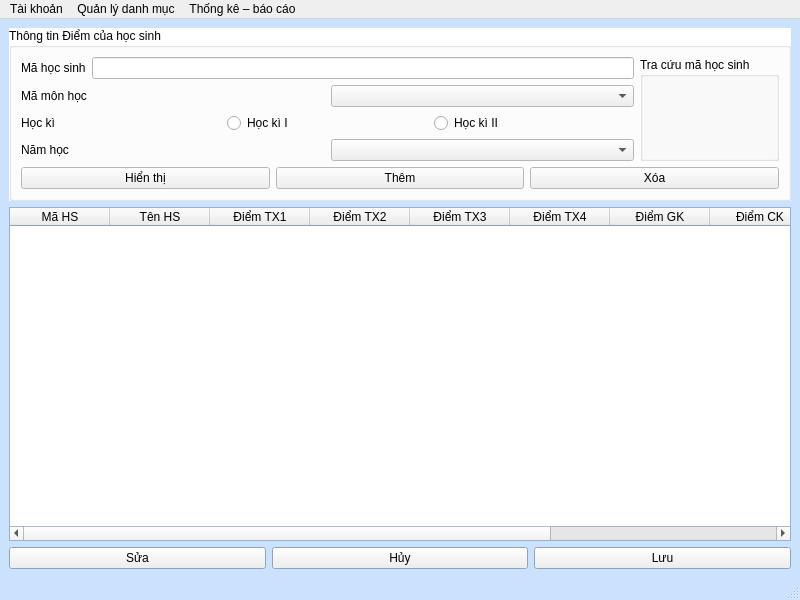
Above: HongGrader/quanlydiem.ui from vumari/HongGrader before the change. Below: the same form after it.
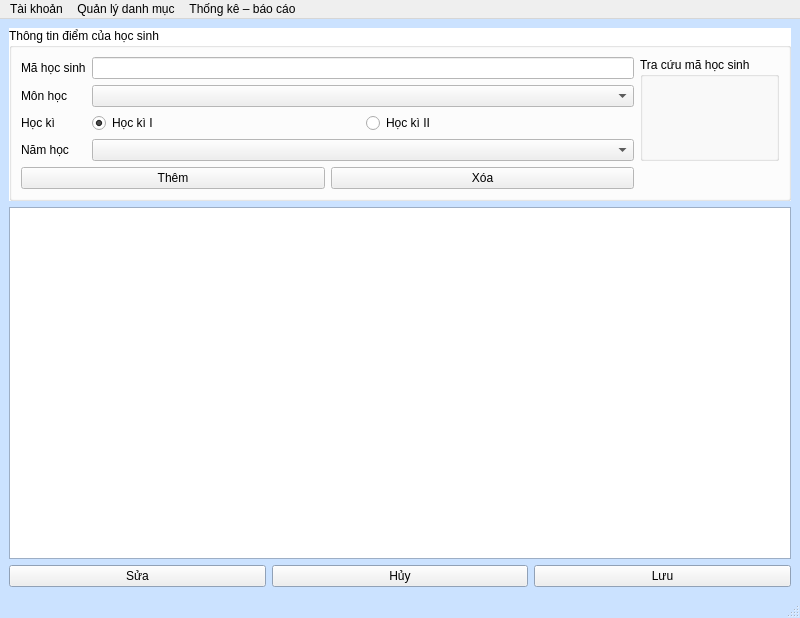
That is the form after the change. Custom widgets are drawn as their Qt base class.

```diff
--- a/HongGrader/quanlydiem.ui
+++ b/HongGrader/quanlydiem.ui
@@ -7,7 +7,7 @@
     <x>0</x>
     <y>0</y>
     <width>800</width>
-    <height>600</height>
+    <height>618</height>
    </rect>
   </property>
   <property name="palette">
@@ -113,76 +113,67 @@
        <bool>true</bool>
       </property>
       <property name="title">
-       <string>Thông tin Điểm của học sinh</string>
+       <string>Thông tin điểm của học sinh</string>
       </property>
-      <layout class="QGridLayout" name="gridLayout_2">
-       <item row="4" column="0" colspan="2">
-        <layout class="QHBoxLayout" name="horizontalLayout_7">
-         <item>
-          <widget class="QPushButton" name="BThienthi">
+      <layout class="QGridLayout" name="gridLayout">
+       <item row="0" column="0">
+        <layout class="QFormLayout" name="formLayout">
+         <item row="0" column="0">
+          <widget class="QLabel" name="label">
            <property name="text">
-            <string>Hiển thị</string>
+            <string>Mã học sinh</string>
            </property>
-          </widget>
-         </item>
-         <item>
-          <widget class="QPushButton" name="BTthem">
-           <property name="text">
-            <string>Thêm</string>
+           <property name="buddy">
+            <cstring>LEmaHS</cstring>
            </property>
           </widget>
          </item>
-         <item>
-          <widget class="QPushButton" name="Btxoa">
-           <property name="text">
-            <string>Xóa</string>
+         <item row="0" column="1">
+          <widget class="QLineEdit" name="LEmaHS">
+           <property name="autoFillBackground">
+            <bool>false</bool>
            </property>
-          </widget>
-         </item>
-        </layout>
-       </item>
-       <item row="3" column="0">
-        <layout class="QHBoxLayout" name="horizontalLayout_12">
-         <item>
-          <widget class="QLabel" name="label_4">
-           <property name="text">
-            <string>Năm học</string>
+           <property name="styleSheet">
+            <string notr="true"/>
            </property>
+           <property name="maxLength">
+            <number>16</number>
+           </property>
           </widget>
-         </item>
-         <item>
-          <widget class="QComboBox" name="CBnamhoc"/>
-         </item>
-        </layout>
        </item>
        <item row="1" column="0">
-        <layout class="QHBoxLayout" name="horizontalLayout_10">
-         <item>
           <widget class="QLabel" name="label_2">
            <property name="text">
-            <string>Mã môn học</string>
+            <string>Môn học</string>
+           </property>
+           <property name="buddy">
+            <cstring>CBmonhoc</cstring>
            </property>
           </widget>
          </item>
-         <item>
+         <item row="1" column="1">
           <widget class="QComboBox" name="CBmonhoc"/>
          </item>
-        </layout>
-       </item>
        <item row="2" column="0">
-        <layout class="QHBoxLayout" name="horizontalLayout_5">
-         <item>
           <widget class="QLabel" name="label_3">
            <property name="text">
             <string>Học kì</string>
            </property>
+           <property name="buddy">
+            <cstring>RBHK1</cstring>
+           </property>
           </widget>
          </item>
+         <item row="2" column="1">
+          <layout class="QHBoxLayout" name="horizontalLayout">
          <item>
           <widget class="QRadioButton" name="RBHK1">
            <property name="text">
             <string>Học kì I</string>
            </property>
+             <property name="checked">
+              <bool>true</bool>
+             </property>
           </widget>
          </item>
          <item>
@@ -194,92 +185,57 @@
          </item>
         </layout>
        </item>
-       <item row="0" column="0">
-        <layout class="QHBoxLayout" name="horizontalLayout_9">
-         <item>
-          <widget class="QLabel" name="label">
+         <item row="3" column="0">
+          <widget class="QLabel" name="label_4">
            <property name="text">
-            <string>Mã học sinh</string>
+            <string>Năm học</string>
+           </property>
+           <property name="buddy">
+            <cstring>CBnamhoc</cstring>
            </property>
           </widget>
          </item>
-         <item>
-          <widget class="QLineEdit" name="LEmaHS">
-           <property name="autoFillBackground">
-            <bool>false</bool>
-           </property>
-           <property name="styleSheet">
-            <string notr="true"/>
-           </property>
-          </widget>
+         <item row="3" column="1">
+          <widget class="QComboBox" name="CBnamhoc"/>
          </item>
         </layout>
        </item>
-       <item row="0" column="1" rowspan="4">
+       <item row="0" column="1">
         <widget class="hoptracuuhocsinh" name="groupBox_HS">
          <property name="title">
           <string>Tra cứu mã học sinh</string>
          </property>
         </widget>
        </item>
-      </layout>
+       <item row="1" column="0">
+        <layout class="QHBoxLayout" name="horizontalLayout_7">
+         <item>
+          <widget class="QPushButton" name="BTthem">
+           <property name="text">
+            <string>Thêm</string>
+           </property>
+          </widget>
+         </item>
+         <item>
+          <widget class="QPushButton" name="BTxoa">
+           <property name="text">
+            <string>Xóa</string>
+           </property>
+          </widget>
+         </item>
+        </layout>
+       </item>
+      </layout>
      </widget>
     </item>
     <item>
-     <widget class="QTableWidget" name="tablediem">
+     <widget class="QTableView" name="tablediem">
       <property name="autoFillBackground">
        <bool>true</bool>
       </property>
-      <column>
-       <property name="text">
-        <string>Mã HS</string>
-       </property>
-      </column>
-      <column>
-       <property name="text">
-        <string>Tên HS</string>
-       </property>
-      </column>
-      <column>
-       <property name="text">
-        <string>Điểm TX1</string>
-       </property>
-      </column>
-      <column>
-       <property name="text">
-        <string>Điểm TX2</string>
-       </property>
-      </column>
-      <column>
-       <property name="text">
-        <string>Điểm TX3</string>
-       </property>
-      </column>
-      <column>
-       <property name="text">
-        <string>Điểm TX4</string>
-       </property>
-      </column>
-      <column>
-       <property name="text">
-        <string>Điểm GK</string>
-       </property>
-      </column>
-      <column>
-       <property name="text">
-        <string>Điểm CK</string>
-       </property>
-      </column>
-      <column>
-       <property name="text">
-        <string>Điểm TB</string>
-       </property>
-      </column>
-      <column>
-       <property name="text">
-        <string>Điểm TK</string>
-       </property>
-      </column>
+      <property name="editTriggers">
+       <set>QAbstractItemView::EditTrigger::NoEditTriggers</set>
+      </property>
      </widget>
     </item>
     <item>
```
Left out of the diff: 13 changed lines with no effect on the pictures. Lines whose indentation alone changed are shown as unchanged.
